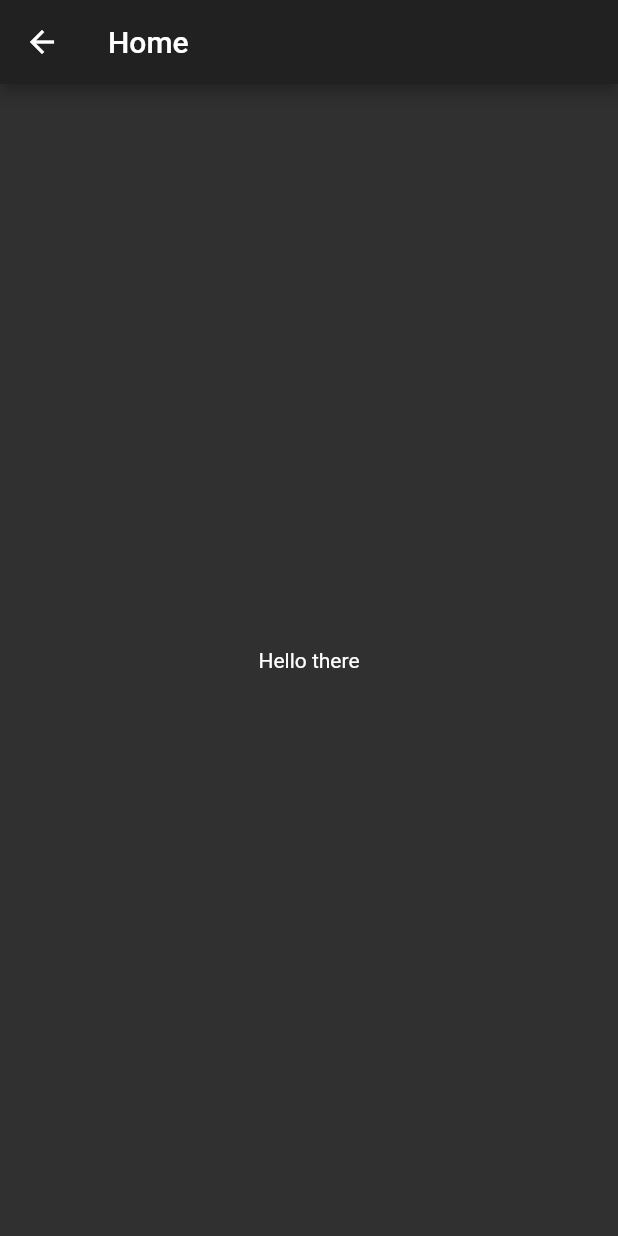
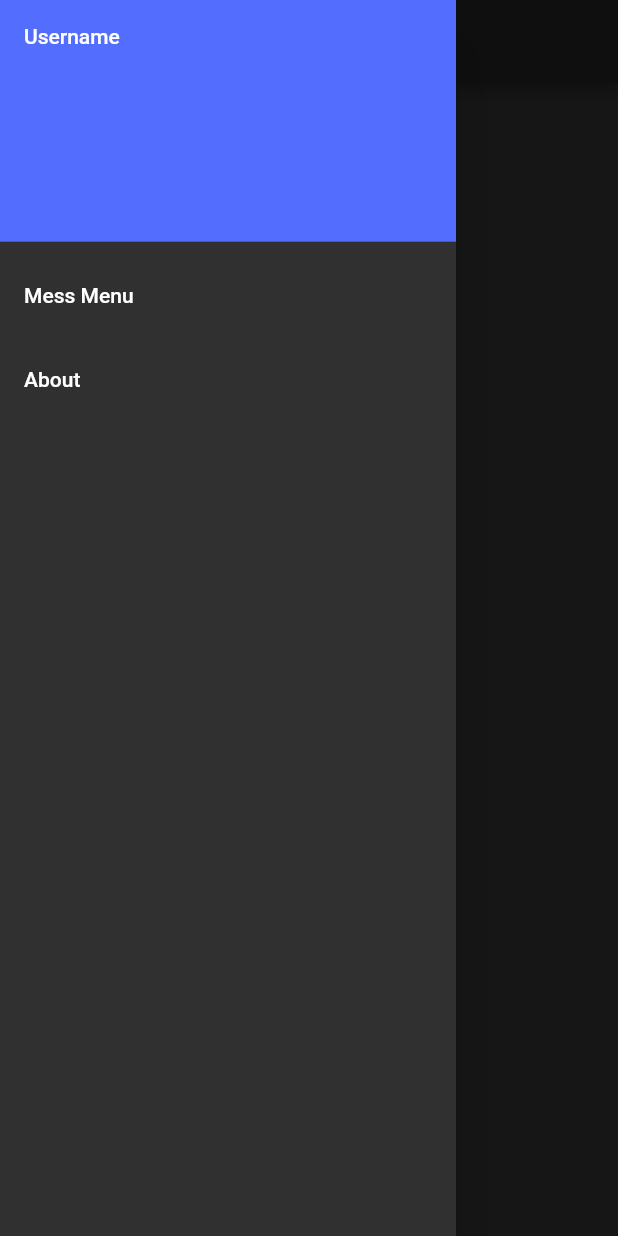
Before and after one commit to DanccKnight/DMRS-, a Flutter app: the Home screen opened by its route, with the side drawer open (before the commit the screen has no drawer), on a phone screen of 412 x 824 dp. Run offline on Flutter 3.47's test engine with Material 2 defaults, Android fonts, the phone set to English and light mode, and no system bars; our stand-ins replace cloud_firestore, firebase_auth, google_sign_in; accounts and stored records are empty.

Commit message:
UI changes

```diff
--- a/lib/UI/HomePage.dart
+++ b/lib/UI/HomePage.dart
@@ -12,6 +12,26 @@ class _HomeState extends State<Home> {
       appBar: AppBar(
         title: new Text("Home"),
       ),
+      drawer: Drawer(
+        child: ListView(
+          padding: EdgeInsets.zero,
+          children: <Widget>[
+            DrawerHeader(
+              child: Text('Username'),
+              decoration: BoxDecoration(color: Colors.indigoAccent),
+            ),
+            ListTile(
+              title: Text('Mess Menu'),
+              onTap: () {},
+            ),
+            ListTile(
+                title: Text('About'),
+                onTap: () {
+                  Navigator.of(context).pushNamed('/About');
+                })
+          ],
+        ),
+      ),
       body: Center(
         child: new Text("Hello there"),
       ),
--- a/lib/main.dart
+++ b/lib/main.dart
@@ -2,6 +2,7 @@ import 'package:flutter/material.dart';
 import 'package:dmrs/UI/Signin.dart';
 import 'package:dmrs/UI/HomePage.dart';
 import 'package:dmrs/UI/SignUp.dart';
+import 'package:dmrs/UI/About.dart';
 
 void main() => runApp(MyApp());
 
@@ -15,6 +16,7 @@ class MyApp extends StatelessWidget {
       routes: <String,WidgetBuilder>{
         '/Home': (BuildContext context) => new Home(),
         '/SignUp': (BuildContext context) => new SignupPage(),
+        '/About': (BuildContext context) => new AboutPage(),
       }
     );
   }
```
Also changed, not shown: lib/Data/Database.dart (+9 -0 lines), lib/Data/auth.dart (+5 -5 lines), lib/UI/About.dart (added, +19 -0 lines), lib/UI/Signin.dart (+4 -3 lines).
